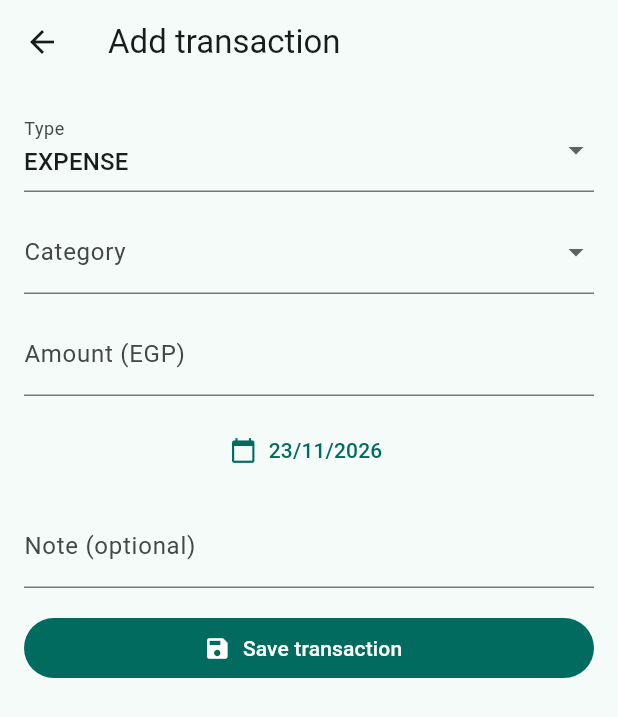
After one commit to mohamadnafe14-arch/Finora, a Flutter app: the TransactionFormPage screen opened by its route, on a phone screen of 412 x 824 dp. The commit adds this screen. Shown: the top 717 px of the screen. Run offline on Flutter 3.47's test engine with Material 3 defaults, Android fonts, the phone set to English and light mode, and no system bars; our stand-ins replace equatable, flutter_bloc, get_it, go_router, injectable, material_ui and 1 more; accounts and stored records are empty.

Commit message:
feat(transactions): add create and edit form screen

```diff
--- a/lib/app/router/app_router.dart
+++ b/lib/app/router/app_router.dart
@@ -2,6 +2,7 @@ import 'package:go_router/go_router.dart';
 import 'package:injectable/injectable.dart';
 
 import '../../features/home/presentation/pages/home_page.dart';
+import '../../features/transactions/presentation/pages/transaction_form_page.dart';
 import '../../features/transactions/presentation/pages/transactions_page.dart';
 import 'app_routes.dart';
 
@@ -19,6 +20,20 @@ class AppRouter {
       GoRoute(
         path: AppRoutes.transactions,
         builder: (context, state) => const TransactionsPage(),
+        routes: [
+          GoRoute(
+            path: 'add',
+            builder: (context, state) =>
+                TransactionFormPage(onSaved: state.extra as void Function()?),
+          ),
+          GoRoute(
+            path: 'edit/:id',
+            builder: (context, state) => TransactionFormPage(
+              transactionId: state.pathParameters['id'],
+              onSaved: state.extra as void Function()?,
+            ),
+          ),
+        ],
       ),
     ],
   );
--- a/lib/app/router/app_routes.dart
+++ b/lib/app/router/app_routes.dart
@@ -2,4 +2,9 @@
 abstract final class AppRoutes {
   static const home = '/';
   static const transactions = '/transactions';
+  static const transactionAdd = '/transactions/add';
+  static const transactionEdit = '/transactions/edit/:id';
+
+  /// Builds the concrete edit path for [id].
+  static String editTransaction(String id) => '/transactions/edit/$id';
 }
--- /dev/null
+++ b/lib/features/transactions/presentation/pages/transaction_form_page.dart
@@ -0,0 +1,76 @@
+import 'dart:async';
+
+import 'package:flutter_bloc/flutter_bloc.dart';
+import 'package:go_router/go_router.dart';
+import 'package:material_ui/material_ui.dart';
+
+import '../../../../core/di/injection.dart';
+import '../cubit/transaction_form_cubit.dart';
+import '../cubit/transaction_form_state.dart';
+import '../widgets/transaction_form_view.dart';
+
+/// Screen for creating or editing a transaction.
+class TransactionFormPage extends StatefulWidget {
+  const TransactionFormPage({
+    super.key,
+    this.cubit,
+    this.transactionId,
+    this.onSaved,
+  });
+
+  /// Optional preconfigured ViewModel, primarily for isolated widget tests.
+  final TransactionFormCubit? cubit;
+
+  /// Identifier of the transaction being edited, or null when creating.
+  final String? transactionId;
+
+  /// Optional callback invoked after a successful save.
+  final VoidCallback? onSaved;
+
+  @override
+  State<TransactionFormPage> createState() => _TransactionFormPageState();
+}
+
+class _TransactionFormPageState extends State<TransactionFormPage> {
+  late final TransactionFormCubit _cubit;
+  late final bool _editing;
+
+  @override
+  void initState() {
+    super.initState();
+    _cubit = widget.cubit ?? getIt<TransactionFormCubit>();
+    _editing = widget.transactionId != null;
+    if (_editing) {
+      unawaited(_cubit.startEdit(widget.transactionId!));
+    } else {
+      unawaited(_cubit.startCreate());
+    }
+  }
+
+  @override
+  void dispose() {
+    if (widget.cubit == null) _cubit.close();
+    super.dispose();
+  }
+
+  @override
+  Widget build(BuildContext context) {
+    return BlocProvider.value(
+      value: _cubit,
+      child: BlocListener<TransactionFormCubit, TransactionFormState>(
+        listener: (context, state) {
+          if (state.status == TransactionFormStatus.success) {
+            widget.onSaved?.call();
+            if (Navigator.of(context).canPop()) context.pop();
+          }
+        },
+        child: Scaffold(
+          appBar: AppBar(
+            title: Text(_editing ? 'Edit transaction' : 'Add transaction'),
+          ),
+          body: const TransactionFormView(),
+        ),
+      ),
+    );
+  }
+}
--- a/lib/features/transactions/presentation/pages/transactions_page.dart
+++ b/lib/features/transactions/presentation/pages/transactions_page.dart
@@ -1,8 +1,10 @@
 import 'dart:async';
 
 import 'package:flutter_bloc/flutter_bloc.dart';
+import 'package:go_router/go_router.dart';
 import 'package:material_ui/material_ui.dart';
 
+import '../../../../app/router/app_routes.dart';
 import '../../../../core/di/injection.dart';
 import '../cubit/transaction_list_cubit.dart';
 import '../widgets/transaction_list_view.dart';
@@ -41,6 +43,12 @@ class _TransactionsPageState extends State<TransactionsPage> {
       child: Scaffold(
         appBar: AppBar(title: const Text('Transactions')),
         body: const TransactionListView(),
+        floatingActionButton: FloatingActionButton(
+          key: const Key('add-transaction-button'),
+          onPressed: () =>
+              context.go(AppRoutes.transactionAdd, extra: _cubit.refresh),
+          child: const Icon(Icons.add),
+        ),
       ),
     );
   }
--- /dev/null
+++ b/lib/features/transactions/presentation/widgets/transaction_form_actions.dart
@@ -0,0 +1,47 @@
+import 'package:flutter_bloc/flutter_bloc.dart';
+import 'package:material_ui/material_ui.dart';
+
+import '../cubit/transaction_form_cubit.dart';
+import '../cubit/transaction_form_state.dart';
+
+/// Save control and feedback for the transaction form.
+class TransactionFormActions extends StatelessWidget {
+  const TransactionFormActions({super.key});
+
+  @override
+  Widget build(BuildContext context) {
+    final state = context.watch<TransactionFormCubit>().state;
+    final saving = state.status == TransactionFormStatus.saving;
+
+    return Column(
+      crossAxisAlignment: CrossAxisAlignment.stretch,
+      children: [
+        if (state.formError != null)
+          Padding(
+            padding: const EdgeInsets.only(bottom: 12),
+            child: Text(
+              state.formError!,
+              key: const Key('form-error'),
+              style: TextStyle(color: Theme.of(context).colorScheme.error),
+            ),
+          ),
+        if (saving)
+          const Padding(
+            padding: EdgeInsets.only(bottom: 12),
+            child: Center(
+              key: Key('form-saving'),
+              child: CircularProgressIndicator(),
+            ),
+          ),
+        FilledButton.icon(
+          key: const Key('form-save-button'),
+          onPressed: saving
+              ? null
+              : () => context.read<TransactionFormCubit>().submit(),
+          icon: const Icon(Icons.save),
+          label: const Text('Save transaction'),
+        ),
+      ],
+    );
+  }
+}
--- /dev/null
+++ b/lib/features/transactions/presentation/widgets/transaction_form_fields.dart
@@ -0,0 +1,122 @@
+import 'dart:async';
+
+import 'package:flutter_bloc/flutter_bloc.dart';
+import 'package:material_ui/material_ui.dart';
+
+import '../../../../core/enums/transaction_type.dart';
+import '../../../../core/utils/date_display.dart';
+import '../cubit/transaction_form_cubit.dart';
+import '../cubit/transaction_form_state.dart';
+
+/// Editable inputs of the transaction form.
+class TransactionFormFields extends StatefulWidget {
+  const TransactionFormFields({super.key});
+
+  @override
+  State<TransactionFormFields> createState() => _TransactionFormFieldsState();
+}
+
+class _TransactionFormFieldsState extends State<TransactionFormFields> {
+  final _amount = TextEditingController();
+  final _note = TextEditingController();
+
+  @override
+  void dispose() {
+    _amount.dispose();
+    _note.dispose();
+    super.dispose();
+  }
+
+  @override
+  Widget build(BuildContext context) {
+    final cubit = context.read<TransactionFormCubit>();
+    final state = context.watch<TransactionFormCubit>().state;
+    _syncControllers(state);
+    final categoryId =
+        state.categories.any((item) => item.id == state.categoryId)
+        ? state.categoryId
+        : null;
+
+    return Column(
+      crossAxisAlignment: CrossAxisAlignment.stretch,
+      children: [
+        DropdownButtonFormField<TransactionType>(
+          key: const Key('form-type-field'),
+          initialValue: state.type,
+          decoration: const InputDecoration(labelText: 'Type'),
+          items: [
+            for (final type in TransactionType.values)
+              DropdownMenuItem(
+                value: type,
+                child: Text(type.name.toUpperCase()),
+              ),
+          ],
+          onChanged: (value) {
+            if (value != null) unawaited(cubit.typeChanged(value));
+          },
+        ),
+        const SizedBox(height: 12),
+        DropdownButtonFormField<String>(
+          key: const Key('form-category-field'),
+          initialValue: categoryId,
+          decoration: InputDecoration(
+            labelText: 'Category',
+            errorText: state.categoryError,
+          ),
+          items: [
+            for (final category in state.categories)
+              DropdownMenuItem(value: category.id, child: Text(category.name)),
+          ],
+          onChanged: (value) {
+            if (value != null) cubit.categorySelected(value);
+          },
+        ),
+        const SizedBox(height: 12),
+        TextField(
+          key: const Key('form-amount-field'),
+          controller: _amount,
+          keyboardType: const TextInputType.numberWithOptions(decimal: true),
+          decoration: InputDecoration(
+            labelText: 'Amount (EGP)',
+            errorText: state.amountError,
+          ),
+          onChanged: cubit.amountChanged,
+        ),
+        const SizedBox(height: 12),
+        TextButton.icon(
+          key: const Key('form-date-field'),
+          onPressed: () => _pickDate(context, cubit, state.date),
+          icon: const Icon(Icons.calendar_today),
+          label: Text(DateDisplay.date(state.date)),
+        ),
+        const SizedBox(height: 12),
+        TextField(
+          key: const Key('form-note-field'),
+          controller: _note,
+          decoration: const InputDecoration(labelText: 'Note (optional)'),
+          onChanged: cubit.noteChanged,
+        ),
+      ],
+    );
+  }
+
+  void _syncControllers(TransactionFormState state) {
+    if (_amount.text != state.amountText) _amount.text = state.amountText;
+    final note = state.note ?? '';
+    if (_note.text != note) _note.text = note;
+  }
+
+  Future<void> _pickDate(
+    BuildContext context,
+    TransactionFormCubit cubit,
+    DateTime current,
+  ) async {
+    final picked = await showDatePicker(
+      context: context,
+      initialDate: current.toLocal(),
+      firstDate: DateTime(2000),
+      lastDate: DateTime(2100),
+    );
+    if (picked != null) cubit.dateSelected(picked);
+  }
+}
--- /dev/null
+++ b/lib/features/transactions/presentation/widgets/transaction_form_view.dart
@@ -0,0 +1,36 @@
+import 'package:flutter_bloc/flutter_bloc.dart';
+import 'package:material_ui/material_ui.dart';
+
+import '../cubit/transaction_form_cubit.dart';
+import '../cubit/transaction_form_state.dart';
+import 'transaction_form_actions.dart';
+import 'transaction_form_fields.dart';
+
+/// State-aware body of the transaction create/edit screen.
+class TransactionFormView extends StatelessWidget {
+  const TransactionFormView({super.key});
+
+  @override
+  Widget build(BuildContext context) {
+    final status = context.watch<TransactionFormCubit>().state.status;
+    if (status == TransactionFormStatus.initial ||
+        status == TransactionFormStatus.loading) {
+      return const Center(
+        key: Key('transaction-form-loading'),
+        child: CircularProgressIndicator(),
+      );
+    }
+
+    return const SingleChildScrollView(
+      padding: EdgeInsets.all(16),
+      child: Column(
+        crossAxisAlignment: CrossAxisAlignment.stretch,
+        children: [
+          TransactionFormFields(),
+          SizedBox(height: 16),
+          TransactionFormActions(),
+        ],
+      ),
+    );
+  }
+}
--- a/lib/features/transactions/presentation/widgets/transaction_list_tile.dart
+++ b/lib/features/transactions/presentation/widgets/transaction_list_tile.dart
@@ -11,10 +11,12 @@ class TransactionListTile extends StatelessWidget {
     super.key,
     required this.transaction,
     required this.categoryName,
+    this.onTap,
   });
 
   final Transaction transaction;
   final String categoryName;
+  final VoidCallback? onTap;
 
   @override
   Widget build(BuildContext context) {
@@ -25,6 +27,7 @@ class TransactionListTile extends StatelessWidget {
 
     return ListTile(
       key: ValueKey('transaction-${transaction.id}'),
+      onTap: onTap,
       leading: CircleAvatar(
         child: Icon(income ? Icons.south_west : Icons.north_east),
       ),
--- a/lib/features/transactions/presentation/widgets/transaction_list_view.dart
+++ b/lib/features/transactions/presentation/widgets/transaction_list_view.dart
@@ -1,8 +1,10 @@
 import 'dart:async';
 
 import 'package:flutter_bloc/flutter_bloc.dart';
+import 'package:go_router/go_router.dart';
 import 'package:material_ui/material_ui.dart';
 
+import '../../../../app/router/app_routes.dart';
 import '../cubit/transaction_list_cubit.dart';
 import '../cubit/transaction_list_state.dart';
 import 'transaction_filter_bar.dart';
@@ -53,6 +55,10 @@ class TransactionListView extends StatelessWidget {
           return TransactionListTile(
             transaction: transaction,
             categoryName: names[transaction.categoryId] ?? 'Unknown category',
+            onTap: () => context.go(
+              AppRoutes.editTransaction(transaction.id),
+              extra: cubit.refresh,
+            ),
           );
         },
       ),
```
Also changed, not shown: 2 other files.
